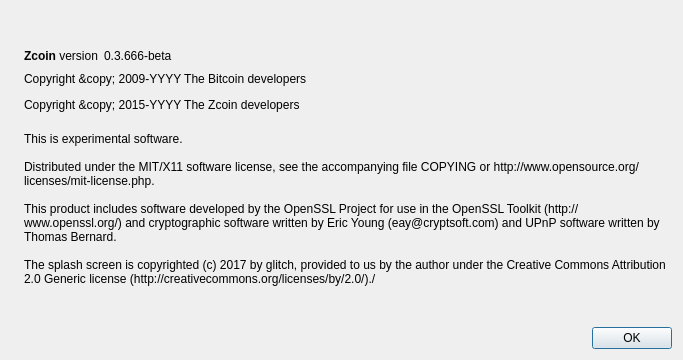
Before: the Qt Designer form src/qt/forms/aboutdialog.ui in firoorg/firo, drawn with Qt 5.
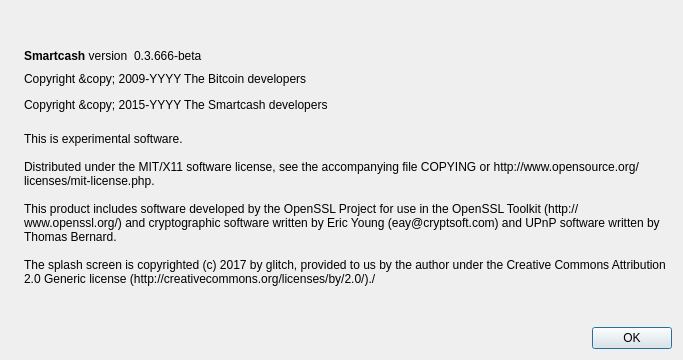
After: the same form once the commit is applied. Icons and pictures are not drawn.

```diff
--- a/src/qt/forms/aboutdialog.ui
+++ b/src/qt/forms/aboutdialog.ui
@@ -50,7 +50,7 @@
           <cursorShape>IBeamCursor</cursorShape>
          </property>
          <property name="text">
-          <string>&lt;b&gt;Zcoin&lt;/b&gt; version</string>
+          <string>&lt;b&gt;Smartcash&lt;/b&gt; version</string>
          </property>
          <property name="textInteractionFlags">
           <set>Qt::LinksAccessibleByMouse|Qt::TextSelectableByKeyboard|Qt::TextSelectableByMouse</set>
@@ -91,7 +91,7 @@
         <cursorShape>IBeamCursor</cursorShape>
        </property>
        <property name="text">
-        <string notr="true">&lt;html&gt;&lt;head/&gt;&lt;body&gt;&lt;p&gt;Copyright &amp;amp;copy; 2009-YYYY The Bitcoin developers&lt;/p&gt;&lt;p&gt;Copyright &amp;amp;copy; 2015-YYYY The Zcoin developers&lt;/p&gt;&lt;/body&gt;&lt;/html&gt;</string>
+        <string notr="true">&lt;html&gt;&lt;head/&gt;&lt;body&gt;&lt;p&gt;Copyright &amp;amp;copy; 2009-YYYY The Bitcoin developers&lt;/p&gt;&lt;p&gt;Copyright &amp;amp;copy; 2015-YYYY The Smartcash developers&lt;/p&gt;&lt;/body&gt;&lt;/html&gt;</string>
        </property>
        <property name="textFormat">
         <enum>Qt::RichText</enum>
```
Left out of the diff: 2 changed lines with no effect on the pictures.
